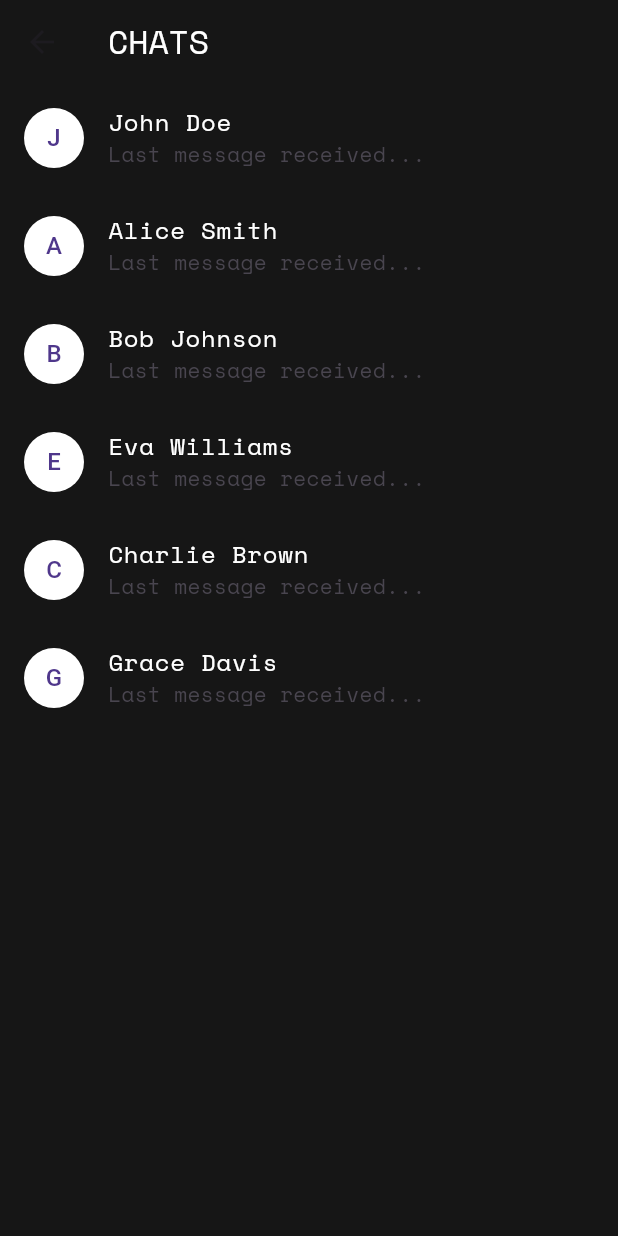
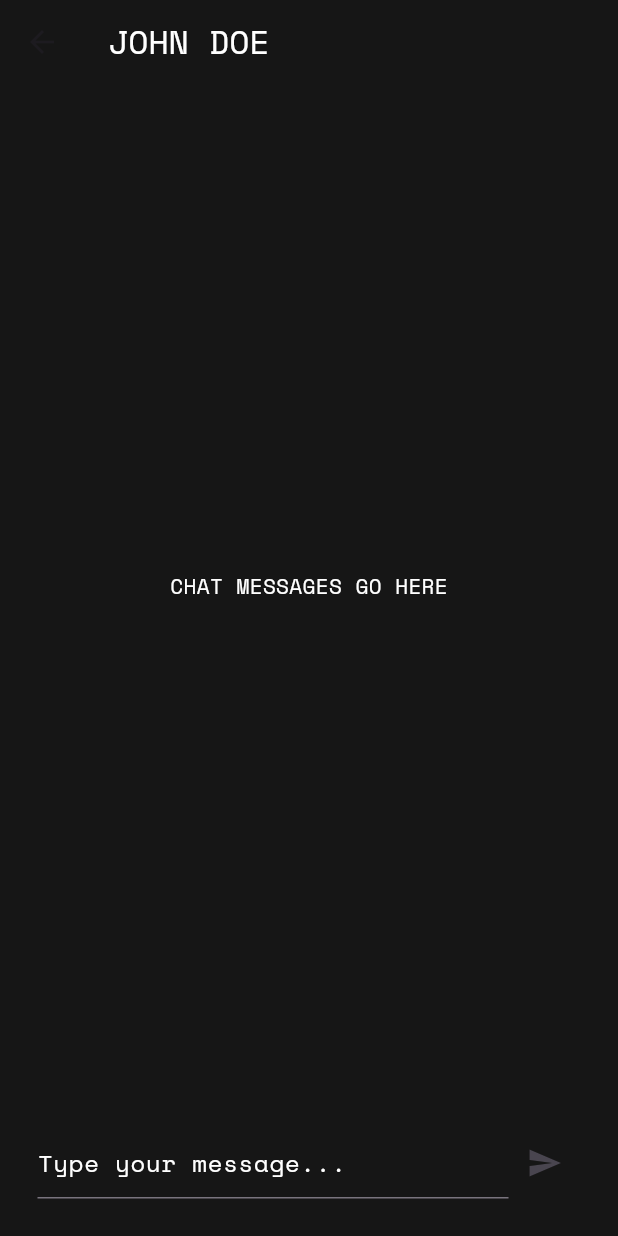
Before and after one commit to Vladislav10-11/chatapp, a Flutter app: the ChatListScreen screen opened directly, after a tap on an icon or button, on a phone screen of 412 x 824 dp. Run offline on Flutter 3.47's test engine with Material 3 defaults, Android fonts, the phone set to English and light mode, and no system bars; our stand-ins replace firebase_auth, firebase_core, google_fonts, pin_code_fields; accounts and stored records are empty.

Commit message:
make a ChatScreen

```diff
--- a/lib/screens/chat_list_screen.dart
+++ b/lib/screens/chat_list_screen.dart
@@ -1,4 +1,5 @@
 import 'package:crash/conatans/constans.dart';
+import 'package:crash/screens/chat_screen.dart';
 import 'package:flutter/material.dart';
 import 'package:google_fonts/google_fonts.dart';
 
@@ -42,7 +43,12 @@ class ChatListScreen extends StatelessWidget {
             ), // Add your logic for last message
             onTap: () {
               // Navigate to chat screen or perform other actions when tapped
-              print('Tapped on ${chatItems[index]}');
+              Navigator.push(
+                context,
+                MaterialPageRoute(
+                  builder: (context) => ChatScreen(username: chatItems[index]),
+                ),
+              );
             },
           );
         },
--- /dev/null
+++ b/lib/screens/chat_screen.dart
@@ -0,0 +1,71 @@
+import 'package:crash/conatans/constans.dart';
+import 'package:flutter/material.dart';
+import 'package:google_fonts/google_fonts.dart';
+
+class ChatScreen extends StatefulWidget {
+  final String username;
+
+  ChatScreen({required this.username});
+
+  @override
+  _ChatScreenState createState() => _ChatScreenState();
+}
+
+class _ChatScreenState extends State<ChatScreen> {
+  TextEditingController _messageController = TextEditingController();
+
+  @override
+  Widget build(BuildContext context) {
+    return Scaffold(
+      backgroundColor: backgroundColor,
+      appBar: AppBar(
+        backgroundColor: backgroundColor,
+        title: Text(
+          widget.username.toUpperCase(),
+          style: GoogleFonts.spaceMono(
+            color: whiteColor,
+          ),
+        ),
+      ),
+      body: Column(
+        children: [
+          Expanded(
+            child: Container(
+              // Placeholder for chat messages, you can replace this with your chat UI
+              color: backgroundColor,
+              child: Center(
+                child: Text(
+                  'Chat messages go here'.toUpperCase(),
+                  style: GoogleFonts.spaceMono(color: whiteColor),
+                ),
+              ),
+            ),
+          ),
+          Padding(
+            padding: const EdgeInsets.all(25.0),
+            child: Row(
+              children: [
+                Expanded(
+                  child: TextField(
+                    controller: _messageController,
+                    decoration: InputDecoration(
+                        hintText: 'Type your message...',
+                        hintStyle: GoogleFonts.spaceMono(color: whiteColor)),
+                  ),
+                ),
+                IconButton(
+                  icon: Icon(Icons.send),
+                  onPressed: () {
+                    // Add logic to send the message
+                    print('Message sent: ${_messageController.text}');
+                    _messageController.clear();
+                  },
+                ),
+              ],
+            ),
+          ),
+        ],
+      ),
+    );
+  }
+}
```
